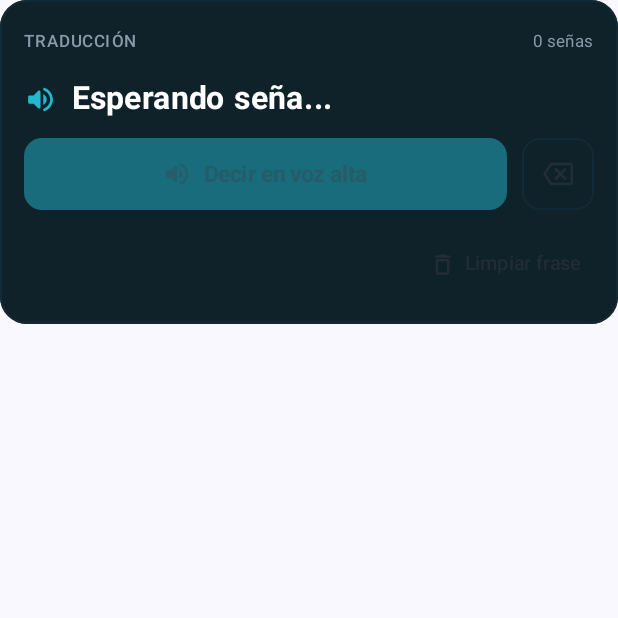
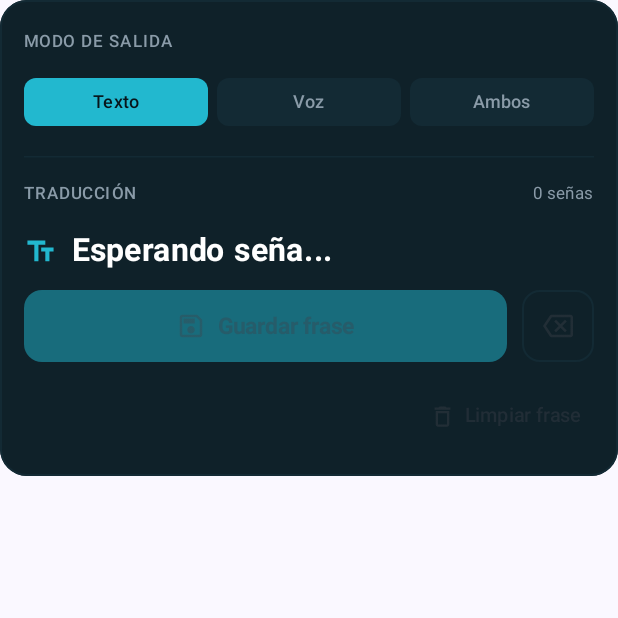
Before and after one commit to magaly-rosales/Proyecto-Integrador, an Android app built with Jetpack Compose: the composable TranslationPhraseCard called with empty values, on a phone screen of 412 x 824 dp, the top half of it. Run offline under Robolectric (Android 15) with nearby library versions, the phone set to English and light mode, and no system bars.

Commit message:
feat(movil): implementar modos de salida

```diff
--- a/movil/app/src/main/java/com/tecsup/usuario_kotlin/ui/translation/components/TranslationPhraseCard.kt
+++ b/movil/app/src/main/java/com/tecsup/usuario_kotlin/ui/translation/components/TranslationPhraseCard.kt
@@ -7,6 +7,8 @@ import androidx.compose.material.icons.Icons
 import androidx.compose.material.icons.automirrored.outlined.Backspace
 import androidx.compose.material.icons.automirrored.rounded.VolumeUp
 import androidx.compose.material.icons.outlined.DeleteOutline
+import androidx.compose.material.icons.outlined.Save
+import androidx.compose.material.icons.outlined.TextFields
 import androidx.compose.material3.*
 import androidx.compose.runtime.Composable
 import androidx.compose.ui.Alignment
@@ -14,11 +16,14 @@ import androidx.compose.ui.Modifier
 import androidx.compose.ui.text.font.FontWeight
 import androidx.compose.ui.unit.dp
 import androidx.compose.ui.unit.sp
+import com.tecsup.usuario_kotlin.data.model.OutputMode
 import com.tecsup.usuario_kotlin.ui.theme.ProfileColors
 
 @Composable
 fun TranslationPhraseCard(
     words: List<String>,
+    outputMode: OutputMode,
+    onOutputModeChange: (OutputMode) -> Unit,
     onSpeakClick: () -> Unit,
     onDeleteLastClick: () -> Unit,
     onClearClick: () -> Unit,
@@ -27,19 +32,31 @@ fun TranslationPhraseCard(
     val hasWords = words.isNotEmpty()
     val phrase = words.joinToString(" ")
 
+    val displayText = when {
+        !hasWords -> "Esperando seña..."
+        outputMode.showsText -> phrase
+        else -> "Frase lista para reproducir"
+    }
+
     Surface(
         modifier = modifier.fillMaxWidth(),
         shape = RoundedCornerShape(18.dp),
         color = ProfileColors.CardDark,
-        border = BorderStroke(
-            1.dp,
-            ProfileColors.CardElevated
-        )
+        border = BorderStroke(1.dp, ProfileColors.CardElevated)
     ) {
         Column(
             modifier = Modifier.padding(16.dp),
             verticalArrangement = Arrangement.spacedBy(12.dp)
         ) {
+            OutputModeSelector(
+                selectedMode = outputMode,
+                onModeChange = onOutputModeChange
+            )
+
+            HorizontalDivider(
+                color = ProfileColors.CardElevated
+            )
+
             // Cabecera y cantidad de señas
             Row(
                 modifier = Modifier.fillMaxWidth(),
@@ -55,22 +72,21 @@ fun TranslationPhraseCard(
                 )
 
                 Text(
-                    text = if (words.size == 1) {
-                        "1 seña"
-                    } else {
-                        "${words.size} señas"
-                    },
+                    text = if (words.size == 1) "1 seña"
+                    else "${words.size} señas",
                     color = ProfileColors.TextSecondary,
                     fontSize = 11.sp
                 )
             }
 
-            // Mostrar la frase completa
-            Row(
-                verticalAlignment = Alignment.CenterVertically
-            ) {
+            // Resultado según el modo seleccionado
+            Row(verticalAlignment = Alignment.CenterVertically) {
                 Icon(
-                    imageVector = Icons.AutoMirrored.Rounded.VolumeUp,
+                    imageVector = if (outputMode.usesVoice) {
+                        Icons.AutoMirrored.Rounded.VolumeUp
+                    } else {
+                        Icons.Outlined.TextFields
+                    },
                     contentDescription = null,
                     tint = ProfileColors.AccentCyan,
                     modifier = Modifier.size(22.dp)
@@ -79,7 +95,7 @@ fun TranslationPhraseCard(
                 Spacer(Modifier.width(10.dp))
 
                 Text(
-                    text = phrase.ifBlank { "Esperando seña..." },
+                    text = displayText,
                     color = ProfileColors.TextPrimary,
                     fontSize = 21.sp,
                     lineHeight = 28.sp,
@@ -88,7 +104,7 @@ fun TranslationPhraseCard(
                 )
             }
 
-            // Reproducción de voz y borrar última seña
+            // Acción principal y borrar última seña
             Row(
                 modifier = Modifier.fillMaxWidth(),
                 horizontalArrangement = Arrangement.spacedBy(10.dp),
@@ -97,9 +113,7 @@ fun TranslationPhraseCard(
                 Button(
                     onClick = onSpeakClick,
                     enabled = hasWords,
-                    modifier = Modifier
-                        .weight(1f)
-                        .height(48.dp),
+                    modifier = Modifier.weight(1f).heightIn(min = 48.dp),
                     shape = RoundedCornerShape(12.dp),
                     colors = ButtonDefaults.buttonColors(
                         containerColor = ProfileColors.AccentCyan,
@@ -108,7 +122,11 @@ fun TranslationPhraseCard(
                     )
                 ) {
                     Icon(
-                        imageVector = Icons.AutoMirrored.Rounded.VolumeUp,
+                        imageVector = if (outputMode.usesVoice) {
+                            Icons.AutoMirrored.Rounded.VolumeUp
+                        } else {
+                            Icons.Outlined.Save
+                        },
                         contentDescription = null,
                         modifier = Modifier.size(20.dp)
                     )
@@ -116,7 +134,11 @@ fun TranslationPhraseCard(
                     Spacer(Modifier.width(8.dp))
 
                     Text(
-                        text = "Decir en voz alta",
+                        text = if (outputMode.usesVoice) {
+                            "Decir en voz alta"
+                        } else {
+                            "Guardar frase"
+                        },
                         fontWeight = FontWeight.Bold,
                         fontSize = 15.sp
                     )
@@ -128,10 +150,7 @@ fun TranslationPhraseCard(
                     modifier = Modifier.size(48.dp),
                     shape = RoundedCornerShape(12.dp),
                     contentPadding = PaddingValues(0.dp),
-                    border = BorderStroke(
-                        1.dp,
-                        ProfileColors.CardElevated
-                    ),
+                    border = BorderStroke(1.dp, ProfileColors.CardElevated),
                     colors = ButtonDefaults.outlinedButtonColors(
                         containerColor = ProfileColors.CardElevated
                             .copy(alpha = 0.5f),
@@ -146,15 +165,11 @@ fun TranslationPhraseCard(
                 }
             }
 
-            // Limpiar toda la frase
             TextButton(
                 onClick = onClearClick,
                 enabled = hasWords,
                 modifier = Modifier.align(Alignment.End),
-                contentPadding = PaddingValues(
-                    horizontal = 8.dp,
-                    vertical = 0.dp
-                )
+                contentPadding = PaddingValues(horizontal = 8.dp)
             ) {
                 Icon(
                     imageVector = Icons.Outlined.DeleteOutline,
@@ -173,3 +188,52 @@ fun TranslationPhraseCard(
         }
     }
 }
+
+// Selector de modalidad de traducción
+@Composable
+private fun OutputModeSelector(
+    selectedMode: OutputMode,
+    onModeChange: (OutputMode) -> Unit
+) {
+    Column(verticalArrangement = Arrangement.spacedBy(4.dp)) {
+        Text(
+            text = "MODO DE SALIDA",
+            color = ProfileColors.TextSecondary,
+            fontSize = 11.sp,
+            fontWeight = FontWeight.SemiBold,
+            letterSpacing = 1.sp
+        )
+
+        Row(
+            modifier = Modifier.fillMaxWidth(),
+            horizontalArrangement = Arrangement.spacedBy(6.dp)
+        ) {
+            OutputMode.values().forEach { mode ->
+                FilterChip(
+                    selected = selectedMode == mode,
+                    onClick = { onModeChange(mode) },
+                    modifier = Modifier.weight(1f),
+                    label = {
+                        Box(
+                            modifier = Modifier.fillMaxWidth(),
+                            contentAlignment = Alignment.Center
+                        ) {
+                            Text(
+                                text = mode.label,
+                                fontSize = 12.sp,
+                                fontWeight = FontWeight.Medium
+                            )
+                        }
+                    },
+                    colors = FilterChipDefaults.filterChipColors(
+                        containerColor = ProfileColors.CardElevated,
+                        labelColor = ProfileColors.TextSecondary,
+                        selectedContainerColor = ProfileColors.AccentCyan,
+                        selectedLabelColor = ProfileColors.BgDark
+                    ),
+                    border = null
+                )
+            }
+        }
+    }
+}
```
Also changed, not shown: movil/app/src/main/java/com/tecsup/usuario_kotlin/data/model/OutputMode.kt (added, +33 -0 lines), movil/app/src/main/java/com/tecsup/usuario_kotlin/data/repository/TranslationPreferencesRepository.kt (added, +49 -0 lines), movil/app/src/main/java/com/tecsup/usuario_kotlin/ui/translation/TranslationScreen.kt (+64 -13 lines).
